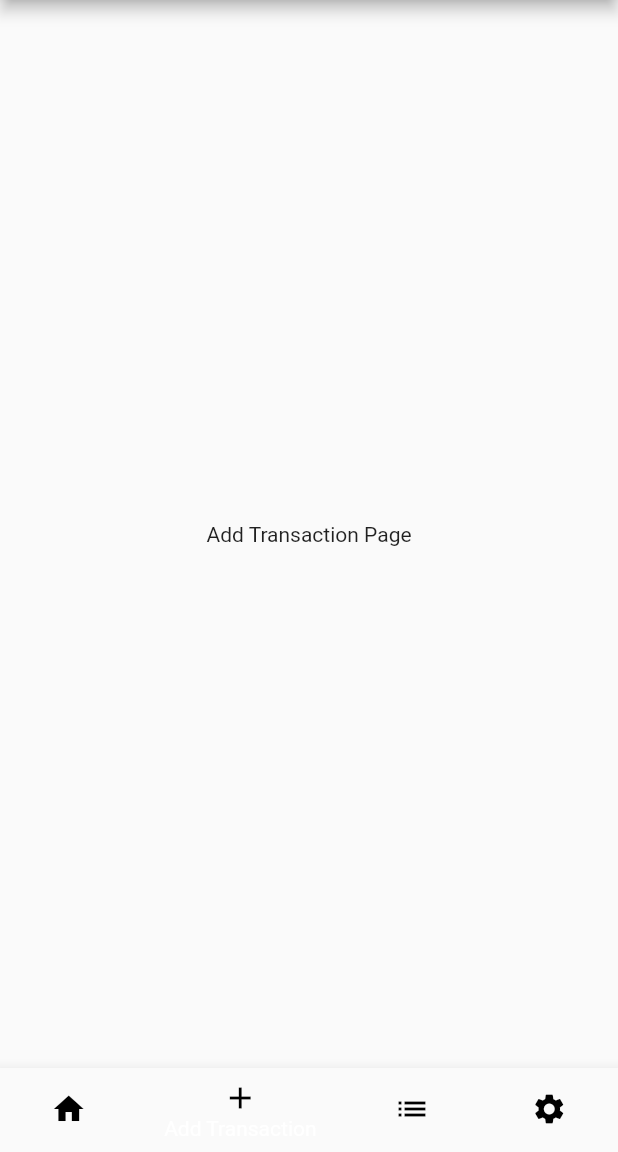
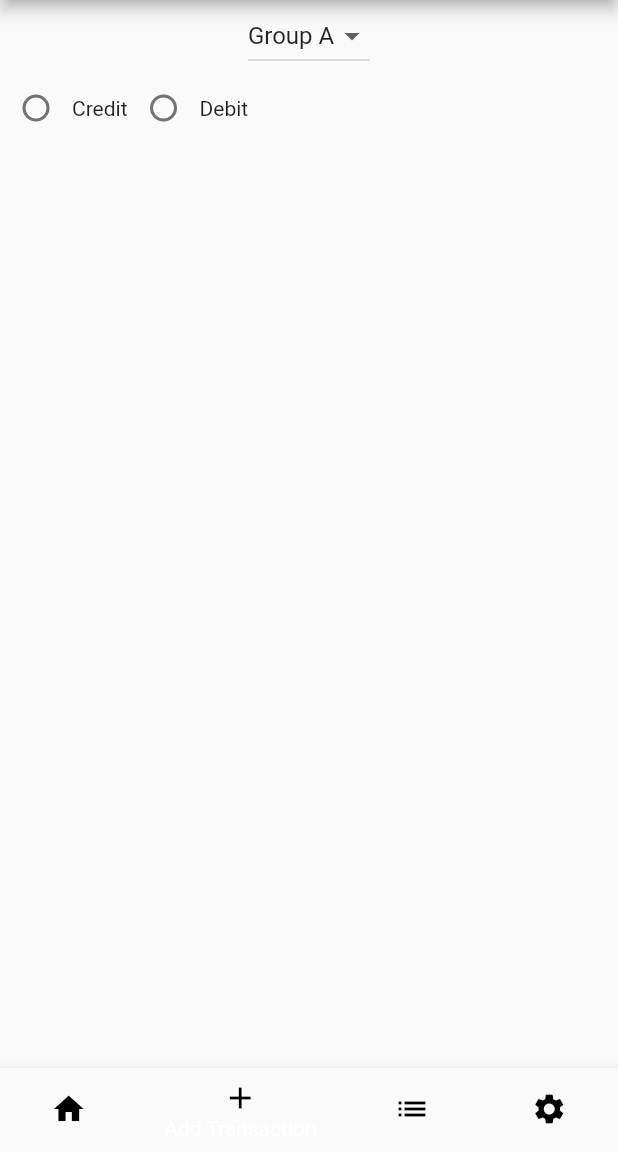
Before and after one commit to stupendoussuperpowers/expense-management-native, a Flutter app: the screen it shows after launch, item 2 of the bottom bar chosen, on a phone screen of 412 x 824 dp, the part 84-1236 px from its top. Run offline on Flutter 3.47's test engine with Material 2 defaults, Android fonts, the phone set to English and light mode, and no system bars.

Commit message:
Main + Add Transaction Page

```diff
--- a/expense_management/lib/main.dart
+++ b/expense_management/lib/main.dart
@@ -1,4 +1,6 @@
 import 'package:flutter/material.dart';
+import 'package:expense_management/pages/MainPage.dart';
+import './pages/AddTransaction.dart';
 
 void main() {
   runApp(MyApp());
@@ -30,15 +32,16 @@ class _MyHomePageState extends State<MyHomePage> {
   int _selectedTab = 0;
 
   // TODO: Replace with imports from these pages
-  var pageLists = [
-    Text('Home Page'),
-    Text('Add Transaction Page'),
-    Text('View Groups Page'),
-    Text('Settings Page'),
-  ];
 
   @override
   Widget build(BuildContext context) {
+    var pageLists = [
+      MainPage(), //Text('Home Page'),
+      AddTransaction(), //Text('Add Transaction Page'),
+      Text('View Groups Page'),
+      Text('Settings Page'),
+    ];
+
     return Scaffold(
       appBar: AppBar(
         title: Text(widget.title),
--- /dev/null
+++ b/expense_management/lib/pages/AddTransaction.dart
@@ -0,0 +1,66 @@
+import 'package:flutter/material.dart';
+import 'package:flutter/widgets.dart';
+
+class AddTransaction extends StatefulWidget {
+  @override
+  _AddTransactionState createState() => _AddTransactionState();
+}
+
+class _AddTransactionState extends State<AddTransaction> {
+  String selectedGroup = 'Group A';
+  String selectedType = '';
+
+  Widget selectType() {
+    return Row(
+      children: [
+        Row(
+          children: [
+            Radio(
+              value: 'Credit',
+              groupValue: selectedType,
+              onChanged: (value) => setState(
+                () {
+                  selectedType = value.toString();
+                },
+              ),
+            ),
+            Text('Credit')
+          ],
+        ),
+        Row(
+          children: [
+            Radio(
+              value: 'Debit',
+              groupValue: selectedType,
+              onChanged: (value) => setState(
+                () {
+                  selectedType = value.toString();
+                },
+              ),
+            ),
+            Text('Debit')
+          ],
+        )
+      ],
+    );
+  }
+
+  @override
+  Widget build(BuildContext context) {
+    return Column(
+      children: [
+        DropdownButton(
+          value: selectedGroup,
+          onChanged: (value) => setState(() {
+            selectedGroup = value.toString();
+          }),
+          items: [
+            DropdownMenuItem(child: Text('Group A'), value: 'Group A'),
+            DropdownMenuItem(child: Text('Group B'), value: 'Group B'),
+          ],
+        ),
+        selectType(),
+      ],
+    );
+  }
+}
```
Also changed, not shown: expense_management/lib/pages/MainPage.dart (added, +35 -0 lines).
